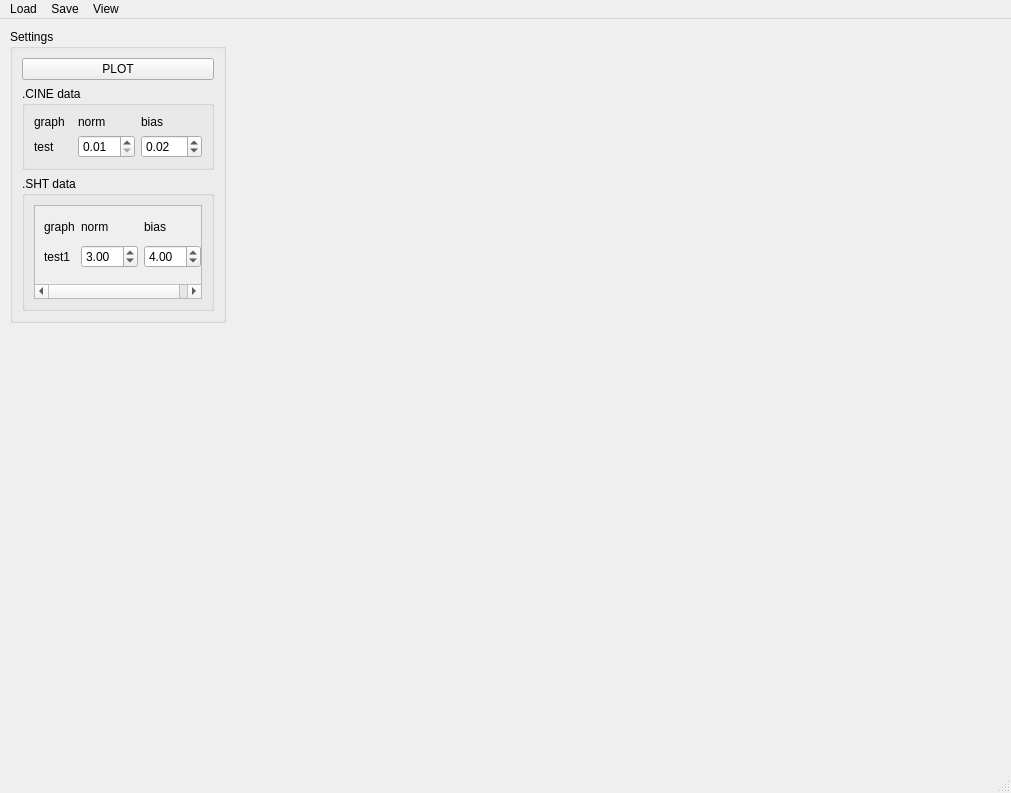
Before: the Qt Designer form mainWindowUiDesign.ui in MikhailButs/He_multich_analysis, drawn with Qt 5.
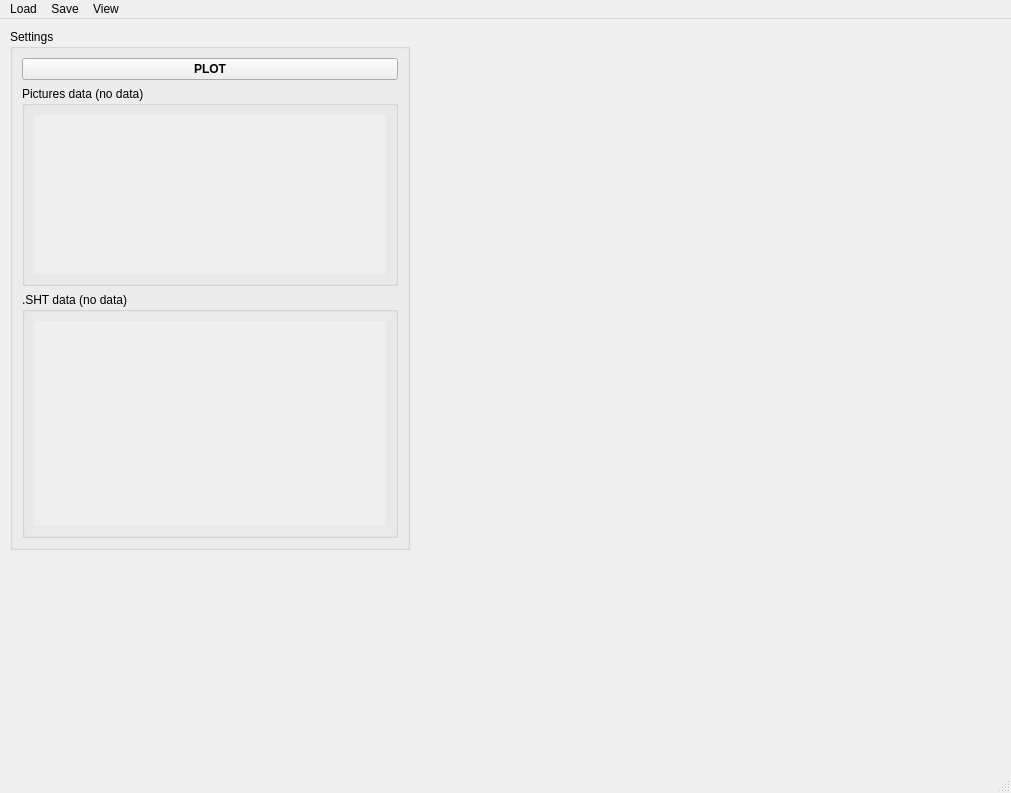
After: the same form once the commit is applied.

```diff
--- a/mainWindowUiDesign.ui
+++ b/mainWindowUiDesign.ui
@@ -19,14 +19,17 @@
   <property name="windowTitle">
    <string>ELM</string>
   </property>
+  <property name="autoFillBackground">
+   <bool>false</bool>
+  </property>
   <widget class="QWidget" name="centralwidget">
    <widget class="QGroupBox" name="settings_groupBox">
     <property name="geometry">
      <rect>
       <x>10</x>
       <y>10</y>
-      <width>216</width>
-      <height>294</height>
+      <width>400</width>
+      <height>521</height>
      </rect>
     </property>
     <property name="sizePolicy">
@@ -35,15 +38,42 @@
       <verstretch>0</verstretch>
      </sizepolicy>
     </property>
+    <property name="minimumSize">
+     <size>
+      <width>400</width>
+      <height>0</height>
+     </size>
+    </property>
+    <property name="autoFillBackground">
+     <bool>false</bool>
+    </property>
     <property name="title">
      <string>Settings</string>
     </property>
+    <property name="flat">
+     <bool>false</bool>
+    </property>
     <layout class="QVBoxLayout" name="verticalLayout_2">
      <item>
       <widget class="QPushButton" name="plot_pushButton">
+       <property name="font">
+        <font>
+         <weight>75</weight>
+         <bold>true</bold>
+        </font>
+       </property>
+       <property name="cursor">
+        <cursorShape>PointingHandCursor</cursorShape>
+       </property>
        <property name="text">
         <string>PLOT</string>
        </property>
+       <property name="autoExclusive">
+        <bool>false</bool>
+       </property>
+       <property name="autoDefault">
+        <bool>true</bool>
+       </property>
       </widget>
      </item>
      <item>
@@ -54,62 +84,34 @@
          <verstretch>0</verstretch>
         </sizepolicy>
        </property>
+       <property name="minimumSize">
+        <size>
+         <width>0</width>
+         <height>200</height>
+        </size>
+       </property>
        <property name="title">
-        <string>.CINE data</string>
+        <string>Pictures data (no data)</string>
        </property>
        <layout class="QGridLayout" name="gridLayout_2">
-        <item row="0" column="1">
-         <widget class="QLabel" name="label_10">
-          <property name="text">
-           <string>norm</string>
-          </property>
-         </widget>
-        </item>
-        <item row="0" column="2">
-         <widget class="QLabel" name="label_4">
-          <property name="text">
-           <string>bias</string>
-          </property>
-         </widget>
-        </item>
         <item row="0" column="0">
-         <widget class="QLabel" name="label_9">
-          <property name="sizePolicy">
-           <sizepolicy hsizetype="Preferred" vsizetype="Fixed">
-            <horstretch>0</horstretch>
-            <verstretch>0</verstretch>
-           </sizepolicy>
+         <widget class="QScrollArea" name="pictures_scrollArea">
+          <property name="frameShape">
+           <enum>QFrame::NoFrame</enum>
           </property>
-          <property name="text">
-           <string>graph</string>
+          <property name="widgetResizable">
+           <bool>true</bool>
           </property>
-         </widget>
-        </item>
-        <item row="1" column="0">
-         <widget class="QLabel" name="test_label">
-          <property name="text">
-           <string>test</string>
-          </property>
-         </widget>
-        </item>
-        <item row="1" column="1">
-         <widget class="QDoubleSpinBox" name="test_n_doubleSpinBox">
-          <property name="minimum">
-           <double>0.010000000000000</double>
-          </property>
-         </widget>
-        </item>
-        <item row="1" column="2">
-         <widget class="QDoubleSpinBox" name="test_b_doubleSpinBox">
-          <property name="minimum">
-           <double>-99.989999999999995</double>
-          </property>
-          <property name="singleStep">
-           <double>1.000000000000000</double>
-          </property>
-          <property name="value">
-           <double>0.020000000000000</double>
-          </property>
+          <widget class="QWidget" name="scrollAreaWidgetContents_2">
+           <property name="geometry">
+            <rect>
+             <x>0</x>
+             <y>0</y>
+             <width>352</width>
+             <height>160</height>
+            </rect>
+           </property>
+          </widget>
          </widget>
         </item>
        </layout>
@@ -130,25 +132,16 @@
         </size>
        </property>
        <property name="title">
-        <string>.SHT data</string>
+        <string>.SHT data (no data)</string>
        </property>
        <property name="flat">
         <bool>false</bool>
        </property>
-       <layout class="QGridLayout" name="gridLayout">
-        <item row="0" column="0" colspan="2">
-         <widget class="QScrollArea" name="scrollArea">
-          <property name="sizePolicy">
-           <sizepolicy hsizetype="Expanding" vsizetype="Preferred">
-            <horstretch>0</horstretch>
-            <verstretch>0</verstretch>
-           </sizepolicy>
-          </property>
+       <layout class="QVBoxLayout" name="verticalLayout">
+        <item>
+         <widget class="QScrollArea" name="sht_scrollArea">
           <property name="frameShape">
-           <enum>QFrame::StyledPanel</enum>
-          </property>
-          <property name="horizontalScrollBarPolicy">
-           <enum>Qt::ScrollBarAsNeeded</enum>
+           <enum>QFrame::NoFrame</enum>
           </property>
           <property name="sizeAdjustPolicy">
            <enum>QAbstractScrollArea::AdjustToContents</enum>
@@ -161,66 +154,10 @@
             <rect>
              <x>0</x>
              <y>0</y>
-             <width>185</width>
-             <height>67</height>
+             <width>352</width>
+             <height>199</height>
             </rect>
            </property>
-           <layout class="QGridLayout" name="gridLayout_3">
-            <item row="0" column="0">
-             <widget class="QLabel" name="label_7">
-              <property name="sizePolicy">
-               <sizepolicy hsizetype="Preferred" vsizetype="Fixed">
-                <horstretch>0</horstretch>
-                <verstretch>0</verstretch>
-               </sizepolicy>
-              </property>
-              <property name="text">
-               <string>graph</string>
-              </property>
-             </widget>
-            </item>
-            <item row="0" column="2">
-             <widget class="QLabel" name="label_3">
-              <property name="text">
-               <string>bias</string>
-              </property>
-             </widget>
-            </item>
-            <item row="0" column="1">
-             <widget class="QLabel" name="label_8">
-              <property name="sizePolicy">
-               <sizepolicy hsizetype="Preferred" vsizetype="Fixed">
-                <horstretch>0</horstretch>
-                <verstretch>0</verstretch>
-               </sizepolicy>
-              </property>
-              <property name="text">
-               <string>norm</string>
-              </property>
-             </widget>
-            </item>
-            <item row="1" column="0">
-             <widget class="QLabel" name="test1_label">
-              <property name="text">
-               <string>test1</string>
-              </property>
-             </widget>
-            </item>
-            <item row="1" column="1">
-             <widget class="QDoubleSpinBox" name="norm_test1_doubleSpinBox">
-              <property name="value">
-               <double>3.000000000000000</double>
-              </property>
-             </widget>
-            </item>
-            <item row="1" column="2">
-             <widget class="QDoubleSpinBox" name="bias_test1_doubleSpinBox">
-              <property name="value">
-               <double>4.000000000000000</double>
-              </property>
-             </widget>
-            </item>
-           </layout>
           </widget>
          </widget>
         </item>
```
Left out of the diff: 2 changed lines with no effect on the pictures.
